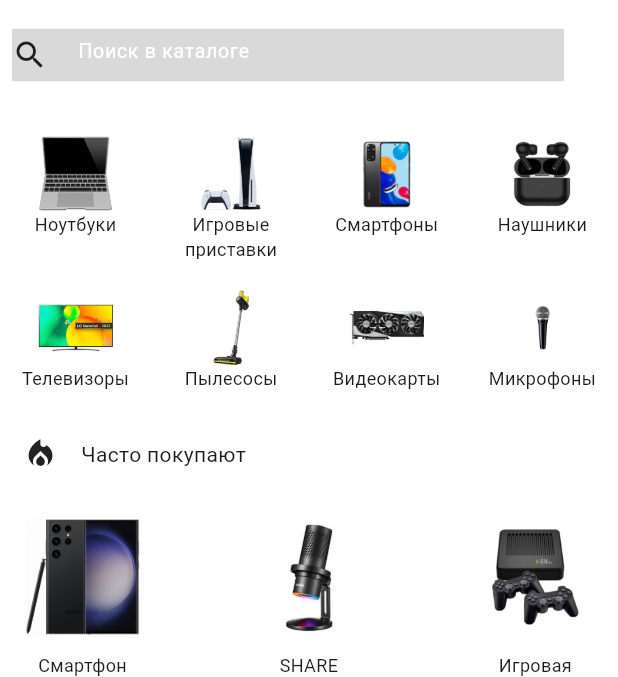
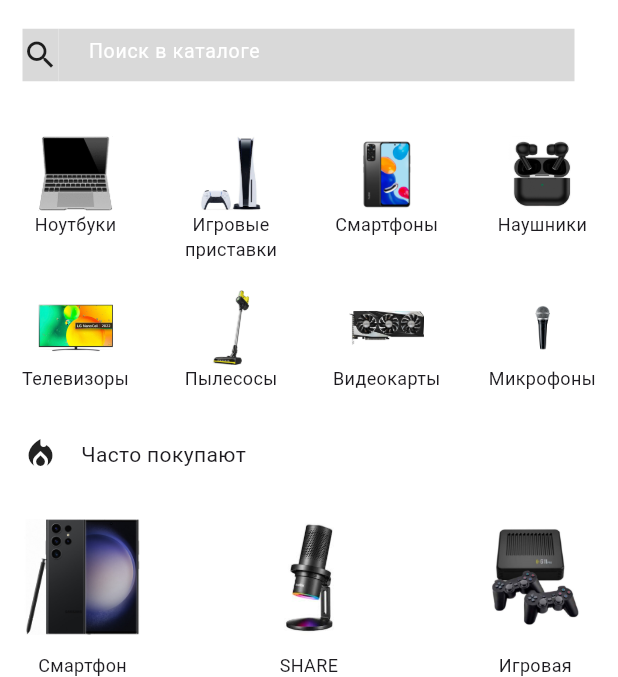
Before and after one commit to Mynameiswolf96/device_shop, a Flutter app: the screen it shows after launch, on a phone screen of 412 x 824 dp, the part 65-742 px from its top. Run offline on Flutter 3.47's test engine with Material 3 defaults, Android fonts, the phone set to English and light mode, and no system bars.

```diff
--- a/lib/device_shop.dart
+++ b/lib/device_shop.dart
@@ -22,7 +22,7 @@ class DeviceShop extends StatelessWidget {
             color: AppColor.purple,
           ),
         ),
-        scrolledUnderElevation: 0,
+        surfaceTintColor: Colors.transparent,
       ),
       body: Column(
         children: [
@@ -74,8 +74,8 @@ class SearchString extends StatelessWidget {
 
   @override
   Widget build(BuildContext context) {
-    return Padding(
-      padding: const EdgeInsets.only(left: 8),
+    return  Padding(
+      padding: const EdgeInsets.only(left:15),
       child: Row(
           children: [
             const SizedBox(
```
Lines whose indentation alone changed are shown as unchanged.
